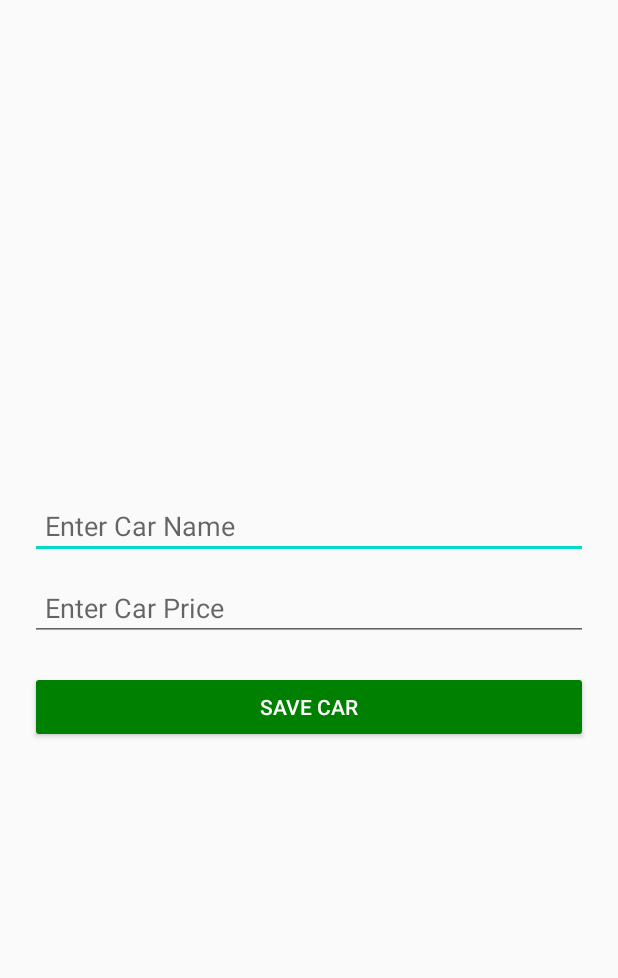
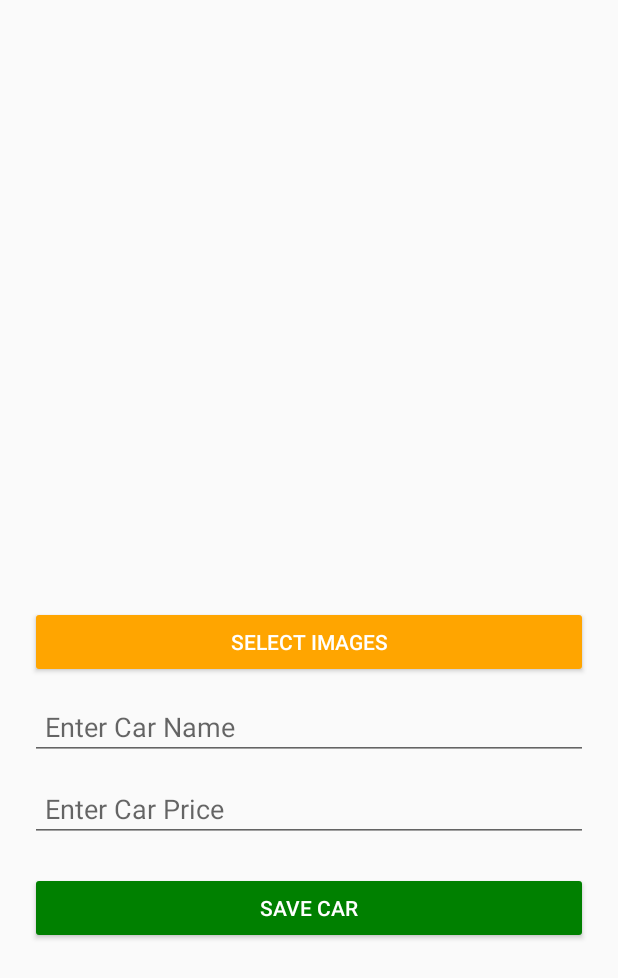
Before and after one commit to Carlover21/RH_Rentals, an Android app built with Jetpack Compose: the AddCarActivity screen opened directly, with no data from a screen before it, after a tap on "SAVE CAR", on a phone screen of 412 x 824 dp. Shown: the top 978 px of the screen. Run offline under Robolectric (Android 15) with nearby library versions, the phone set to English and light mode, and no system bars.

Commit message:
Implement ViewPager2 for car images and fix Glide integration
- Replaced ViewPager with ViewPager2 in CarAdapter and related XML files
- Updated ImagePagerAdapter to extend RecyclerView.Adapter (for ViewPager2 compatibility)
- Fixed "ImagePagerAdapter cannot be converted to PagerAdapter" error
- Ensured proper use of ViewPager2 in CarDetailActivity and AddCarActivity
- Added Glide dependency to build.gradle.kts and enabled kotlin-kapt plugin
- Fixed "package com.bumptech.glide does not exist" by adding correct dependencies
- Improved RecyclerView handling and ensured smooth image loading
- Cleaned and refactored CarAdapter to support ViewPager2 correctly
- Fixed issues related to unresolved dependencies in build.gradle.kts

```diff
--- a/app/src/main/java/com/rh/rentals/AddCarActivity.java
+++ b/app/src/main/java/com/rh/rentals/AddCarActivity.java
@@ -1,51 +1,85 @@
 package com.rh.rentals;
 
+import android.content.Intent;
+import android.net.Uri;
 import android.os.Bundle;
-import android.view.View;
 import android.widget.Button;
 import android.widget.EditText;
-import android.widget.Toast;
+import androidx.activity.result.ActivityResultLauncher;
+import androidx.activity.result.contract.ActivityResultContracts;
 import androidx.appcompat.app.AppCompatActivity;
+import androidx.viewpager2.widget.ViewPager2; // ✅ Ensure ViewPager2 is imported
+import java.util.ArrayList;
+import java.util.List;
 
 public class AddCarActivity extends AppCompatActivity {
+    private ViewPager2 viewPagerCarImages; // ✅ Updated to ViewPager2
     private EditText etCarName, etCarPrice;
-    private DatabaseHelper databaseHelper; // Database Helper to manage SQLite operations
+    private Button btnSelectImages, btnSaveCar;
+    private List<String> selectedImageUris = new ArrayList<>();
+    private ImagePagerAdapter imagePagerAdapter;
+    private DatabaseHelper databaseHelper;
 
     @Override
     protected void onCreate(Bundle savedInstanceState) {
         super.onCreate(savedInstanceState);
         setContentView(R.layout.activity_add_car);
 
-        // Link UI elements
+        // Initialize UI elements
+        viewPagerCarImages = findViewById(R.id.viewPagerCarImages);
         etCarName = findViewById(R.id.etCarName);
         etCarPrice = findViewById(R.id.etCarPrice);
-        Button btnSaveCar = findViewById(R.id.btnSaveCar);
-
-        // Initialize Database Helper
+        btnSelectImages = findViewById(R.id.btnSelectImages);
+        btnSaveCar = findViewById(R.id.btnSaveCar);
         databaseHelper = new DatabaseHelper(this);
 
-        // Set button click listener to save car to the database
-        btnSaveCar.setOnClickListener(new View.OnClickListener() {
-            @Override
-            public void onClick(View v) {
-                String name = etCarName.getText().toString();
-                String priceText = etCarPrice.getText().toString();
+        // Initialize adapter for ViewPager2
+        imagePagerAdapter = new ImagePagerAdapter(this, selectedImageUris);
+        viewPagerCarImages.setAdapter(imagePagerAdapter); // ✅ No more type conversion error
 
-                // Validate input fields
-                if (!name.isEmpty() && !priceText.isEmpty()) {
-                    double price = Double.parseDouble(priceText);
+        // Handle image selection
+        btnSelectImages.setOnClickListener(v -> selectImages());
 
-                    // Insert car into the database
-                    if (databaseHelper.addCar(name, price)) {
-                        Toast.makeText(AddCarActivity.this, "Car Added Successfully", Toast.LENGTH_SHORT).show();
-                        finish(); // Close this activity
-                    } else {
-                        Toast.makeText(AddCarActivity.this, "Failed to Add Car", Toast.LENGTH_SHORT).show();
+        // Handle saving the car data
+        btnSaveCar.setOnClickListener(v -> saveCarToDatabase());
+    }
+
+    // ✅ Allow user to select multiple images
+    private final ActivityResultLauncher<Intent> imagePickerLauncher =
+            registerForActivityResult(new ActivityResultContracts.StartActivityForResult(), result -> {
+                if (result.getResultCode() == RESULT_OK && result.getData() != null) {
+                    if (result.getData().getClipData() != null) {
+                        int count = result.getData().getClipData().getItemCount();
+                        for (int i = 0; i < count; i++) {
+                            Uri imageUri = result.getData().getClipData().getItemAt(i).getUri();
+                            selectedImageUris.add(imageUri.toString());
+                        }
+                    } else if (result.getData().getData() != null) {
+                        Uri imageUri = result.getData().getData();
+                        selectedImageUris.add(imageUri.toString());
                     }
-                } else {
-                    Toast.makeText(AddCarActivity.this, "Please enter all details", Toast.LENGTH_SHORT).show();
+                    imagePagerAdapter.notifyDataSetChanged();
                 }
-            }
-        });
+            });
+
+    private void selectImages() {
+        Intent intent = new Intent(Intent.ACTION_OPEN_DOCUMENT);
+        intent.setType("image/*");
+        intent.putExtra(Intent.EXTRA_ALLOW_MULTIPLE, true);
+        imagePickerLauncher.launch(intent);
+    }
+
+    // ✅ Save car with images to SQLite database
+    private void saveCarToDatabase() {
+        String carName = etCarName.getText().toString().trim();
+        String carPrice = etCarPrice.getText().toString().trim();
+
+        if (carName.isEmpty() || carPrice.isEmpty() || selectedImageUris.isEmpty()) {
+            return;
+        }
+
+        String imageUrisString = String.join(",", selectedImageUris); // Store URIs as comma-separated string
+        databaseHelper.addCar(carName, Double.parseDouble(carPrice), imageUrisString);
+        finish(); // Close activity after saving
     }
 }
--- a/app/src/main/res/layout/activity_add_car.xml
+++ b/app/src/main/res/layout/activity_add_car.xml
@@ -4,6 +4,24 @@
     android:orientation="vertical"
     android:padding="20dp"
     android:gravity="center">
+
+    <!-- Image Slideshow Preview (ViewPager) -->
+    <androidx.viewpager2.widget.ViewPager2
+        android:id="@+id/viewPagerCarImages"
+        android:layout_width="300dp"
+        android:layout_height="200dp"
+        android:layout_marginBottom="10dp" />
+
+    <!-- Button to Select Multiple Images -->
+    <Button
+        android:id="@+id/btnSelectImages"
+        android:layout_width="match_parent"
+        android:layout_height="wrap_content"
+        android:text="Select Images"
+        android:backgroundTint="#FFA500"
+        android:textColor="@android:color/white"
+        android:padding="10dp"
+        android:layout_marginBottom="10dp"/>
 
     <!-- Input field for Car Name -->
     <EditText
```
Also changed, not shown: app/build.gradle.kts (+21 -4 lines), app/src/main/java/com/rh/rentals/Car.java (+21 -11 lines), app/src/main/java/com/rh/rentals/CarAdapter.java (added, +86 -0 lines), app/src/main/java/com/rh/rentals/CarDetailActivity.java (+22 -16 lines), app/src/main/java/com/rh/rentals/CarListActivity.java (+29 -54 lines), app/src/main/java/com/rh/rentals/DatabaseHelper.java (+17 -12 lines), app/src/main/java/com/rh/rentals/ImagePagerAdapter.java (+25 -23 lines), app/src/main/res/layout/activity_car_detail.xml (+13 -4 lines), app/src/main/res/layout/activity_car_list.xml (+7 -2 lines), app/src/main/res/layout/item_car.xml (added, +42 -0 lines).
